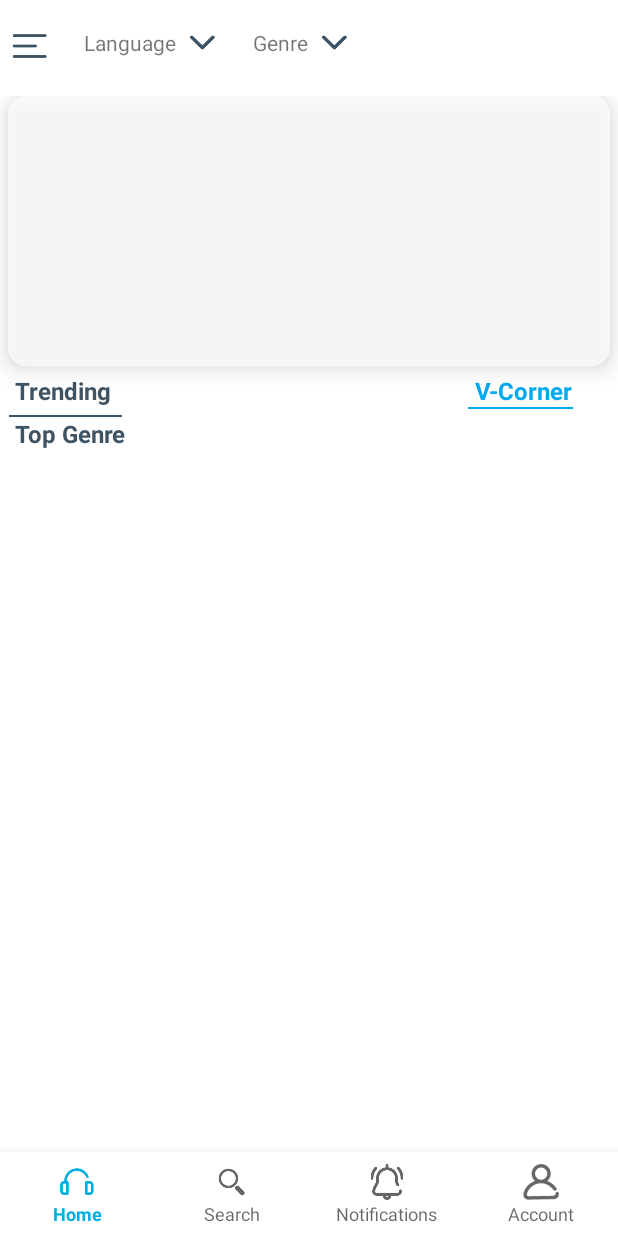
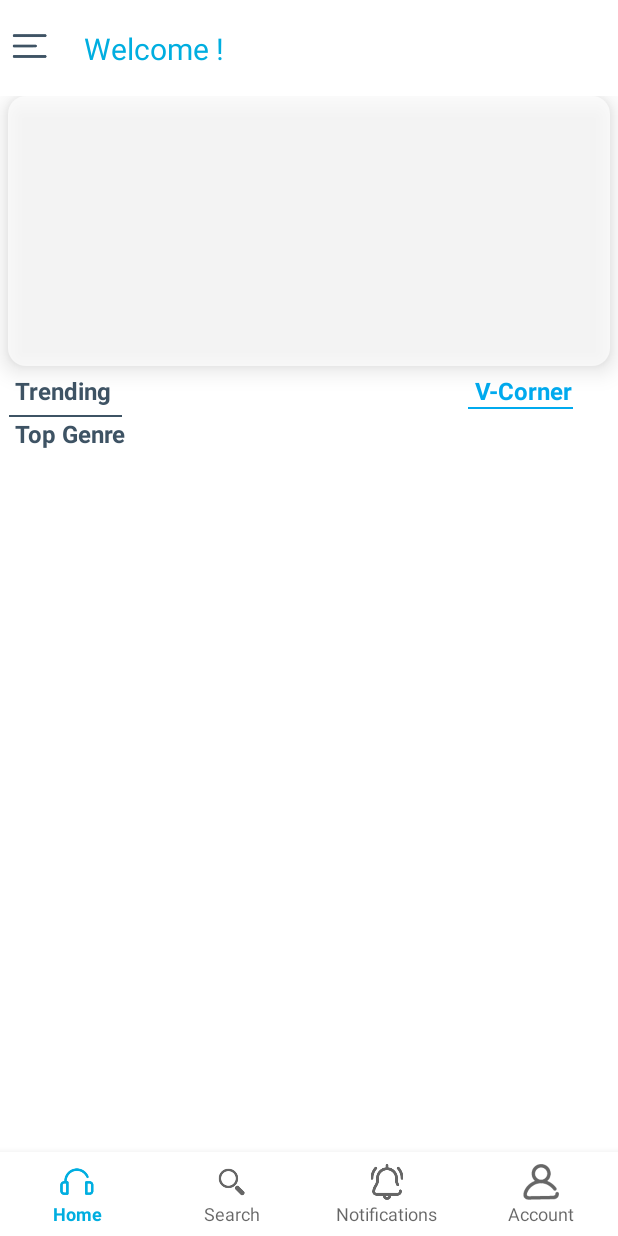
Before and after one commit to voxitgit/voxitandroid, an Android app: the screen it shows after launch (Dashboard), on a phone screen of 412 x 824 dp. Run offline under Robolectric (Android 15) with nearby library versions, the phone set to English and light mode, and no system bars; our stand-ins replace CircleImageView; libraries missing offline, so code that uses them is left out: com.github.siyamed.shapeimageview; pictures from the network do not load; 2 statements that could not run were skipped.

Commit message:
voxit genre by dinesh

```diff
--- a/app/src/main/java/com/triton/voxit/Activity/NavigationDrawer.java
+++ b/app/src/main/java/com/triton/voxit/Activity/NavigationDrawer.java
@@ -32,6 +32,7 @@ import com.triton.voxit.Api.APIInterface;
 import com.triton.voxit.R;
 import com.triton.voxit.SessionManager.SessionManager;
 import com.triton.voxit.model.AppliedJockeyResponse;
+import com.triton.voxit.model.Genre;
 
 import org.json.JSONException;
 import org.json.JSONObject;
@@ -69,6 +70,8 @@ public class NavigationDrawer extends AppCompatActivity implements View.OnClickL
     private AppliedJockeyResponse appliedJockeyResponse;
     ProgressDialog pDialog;
 
+    TextView tvWelcomeName;
+
     @Override
     protected void onCreate(Bundle savedInstanceState) {
         super.onCreate(savedInstanceState);
@@ -102,7 +105,6 @@ public class NavigationDrawer extends AppCompatActivity implements View.OnClickL
         //Initializing NavigationView
         navigationView = (NavigationView) view.findViewById(R.id.nav_view);
         frameLayout = (FrameLayout) view.findViewById(R.id.base_container);
-
         navigationView.setNavigationItemSelectedListener(this);
         Menu menu =navigationView.getMenu();
 
@@ -144,6 +146,9 @@ public class NavigationDrawer extends AppCompatActivity implements View.OnClickL
         languageLt = (LinearLayout)toolbar.findViewById(R.id.tvLanguage);
         genreLt = (LinearLayout)toolbar.findViewById(R.id.tvgenre);
         menuLt = (LinearLayout)toolbar.findViewById(R.id.menu);
+        tvWelcomeName = (TextView)toolbar.findViewById(R.id.tvWelcome);
+        tvWelcomeName.setText("Welcome !"+"\t"+"\t"+name);
+
         //drawerImg.setOnClickListener(this);
         toggleView();
     }
@@ -224,6 +229,10 @@ public class NavigationDrawer extends AppCompatActivity implements View.OnClickL
             // For rest of the options we just show a toast on click
             case R.id.nav_item_two:
                 gotoRefCode();
+                return true;
+
+            case R.id.nav_item_genre:
+                gotoGenre();
                 return true;
 
             case R.id.nav_item_three:
@@ -336,4 +345,10 @@ public class NavigationDrawer extends AppCompatActivity implements View.OnClickL
         Intent i = new Intent(this,MyRewardsActivity.class);
         startActivity(i);
     }
+
+    private void gotoGenre(){
+        Intent i = new Intent(this, GenreActivity.class);
+        startActivity(i);
+
+    }
 }
--- a/app/src/main/java/com/triton/voxit/Adapter/VcornerDashboardAdapter.java
+++ b/app/src/main/java/com/triton/voxit/Adapter/VcornerDashboardAdapter.java
@@ -217,10 +217,10 @@ public class VcornerDashboardAdapter extends  RecyclerView.Adapter<RecyclerView.
 
     }
     private void getCalculateTimes(String endDate) {
-        SimpleDateFormat simpleDateFormat = new SimpleDateFormat("dd/MM/yyyy hh:mm:ss a");
+        SimpleDateFormat simpleDateFormat = new SimpleDateFormat("dd/MM/yyyy hh:mm:ss aa");
 
         try {
-            Date date1 =getCurrentDateandTime();
+            Date date1 = getCurrentDateandTime();
             Date date2 = simpleDateFormat.parse(endDate);
             calculateDuration(date1,date2);
             Log.i("STARTEND1","Start"+date1+"End"+date2);
--- a/app/src/main/res/layout/toolbar_layout.xml
+++ b/app/src/main/res/layout/toolbar_layout.xml
@@ -48,25 +48,38 @@
                 android:layout_height="wrap_content"
                 android:id="@+id/tvLanguage">
                 <TextView
+                    android:textColor="@color/blue"
+                    android:textSize="20sp"
+                    android:id="@+id/tvWelcome"
+                    android:layout_width="wrap_content"
+                    android:layout_height="wrap_content"
+                    android:paddingTop="@dimen/nav_header_vertical_spacing"
+                    android:text="Welcome"
+                    android:layout_marginLeft="@dimen/big_margin_value"
+                    />
+                <TextView
                     android:id="@+id/language"
                     android:layout_width="wrap_content"
                     android:layout_height="wrap_content"
                     android:paddingTop="@dimen/nav_header_vertical_spacing"
                     android:text="Language"
                     android:layout_marginLeft="@dimen/big_margin_value"
+                    android:visibility="gone"
                     />
                 <ImageView
                     android:id="@+id/downIcon"
                     android:layout_width="35dp"
                     android:layout_height="35dp"
                     android:paddingTop="@dimen/nav_header_vertical_spacing"
-                    android:src="@drawable/icon3" />
+                    android:src="@drawable/icon3"
+                    android:visibility="gone"/>
             </LinearLayout>
 
             <LinearLayout
                 android:id="@+id/tvgenre"
                 android:layout_width="wrap_content"
-                android:layout_height="wrap_content">
+                android:layout_height="wrap_content"
+                android:visibility="gone">
                 <TextView
                     android:id="@+id/genre"
                     android:text="Genre"
--- a/app/src/main/res/menu/navigation_menu_drawer.xml
+++ b/app/src/main/res/menu/navigation_menu_drawer.xml
@@ -6,6 +6,10 @@
     <item android:id="@+id/nav_item_two"
         android:icon="@drawable/referral"
         android:title="Referrals" />
+    <item android:id="@+id/nav_item_genre"
+        android:icon="@drawable/referral"
+        android:title="Genre" />
+
     <item android:id="@+id/nav_item_three"
         android:icon="@drawable/help_support"
         android:title="Help and Support" />
```
Also changed, not shown: app/src/main/java/com/triton/voxit/Activity/GenreActivity.java (+15 -1 lines).
